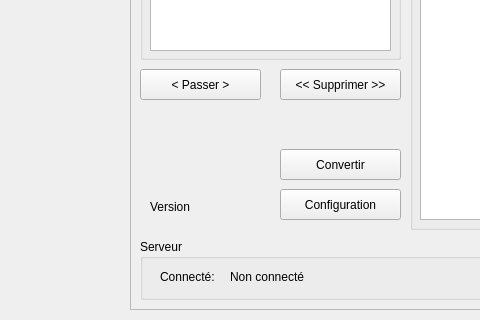
The window that source/courriermanager.ui (laurent82/NewCourrierManager) describes before a commit, drawn with Qt 5; both pictures show x 260 to 740 and y 531 to 851 of the 975 by 851 pixel window.
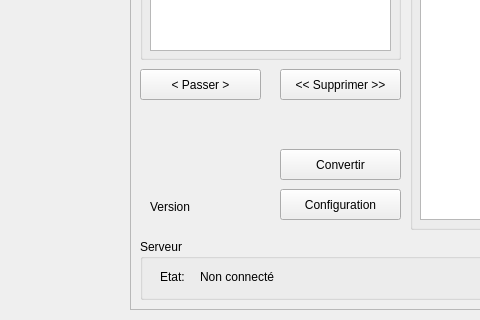
The same window after the commit.

```diff
--- a/source/courriermanager.ui
+++ b/source/courriermanager.ui
@@ -395,18 +395,18 @@
       <rect>
        <x>20</x>
        <y>30</y>
-       <width>61</width>
+       <width>41</width>
        <height>16</height>
       </rect>
      </property>
      <property name="text">
-      <string>Connecté:</string>
+      <string>Etat:</string>
      </property>
     </widget>
     <widget class="QLabel" name="lblConnected">
      <property name="geometry">
       <rect>
-       <x>90</x>
+       <x>60</x>
        <y>30</y>
        <width>91</width>
        <height>16</height>
```
